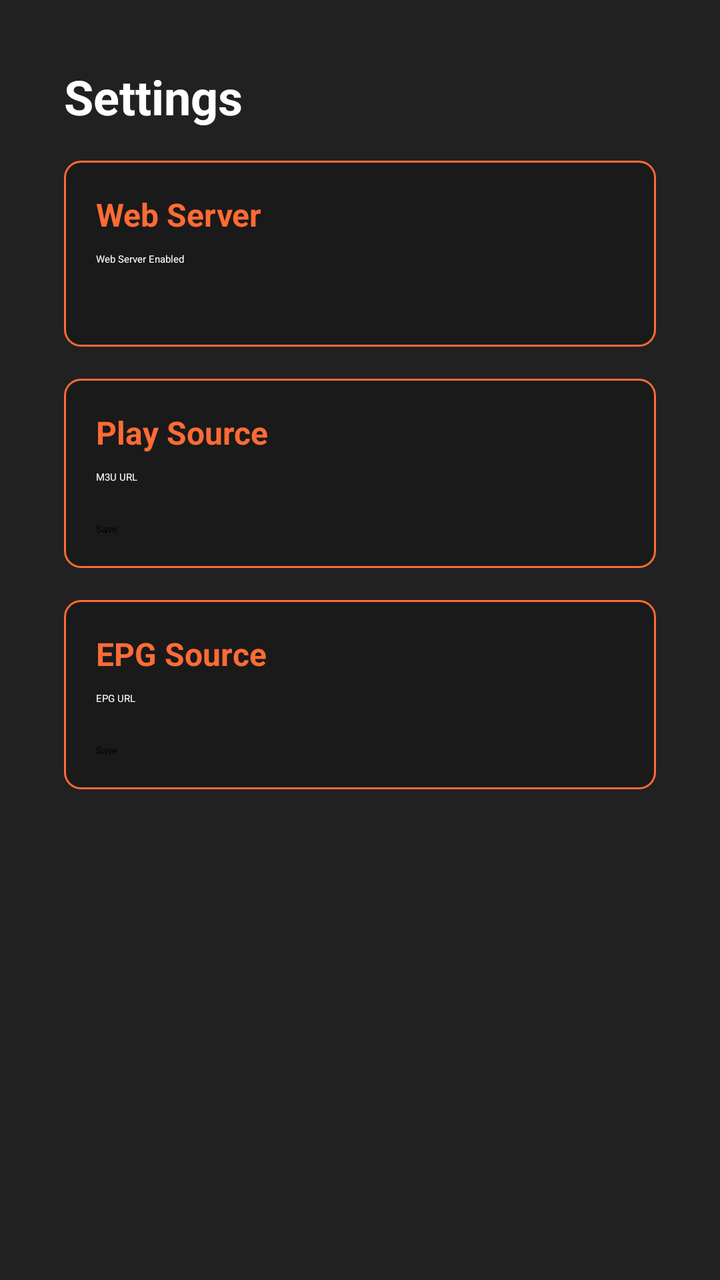
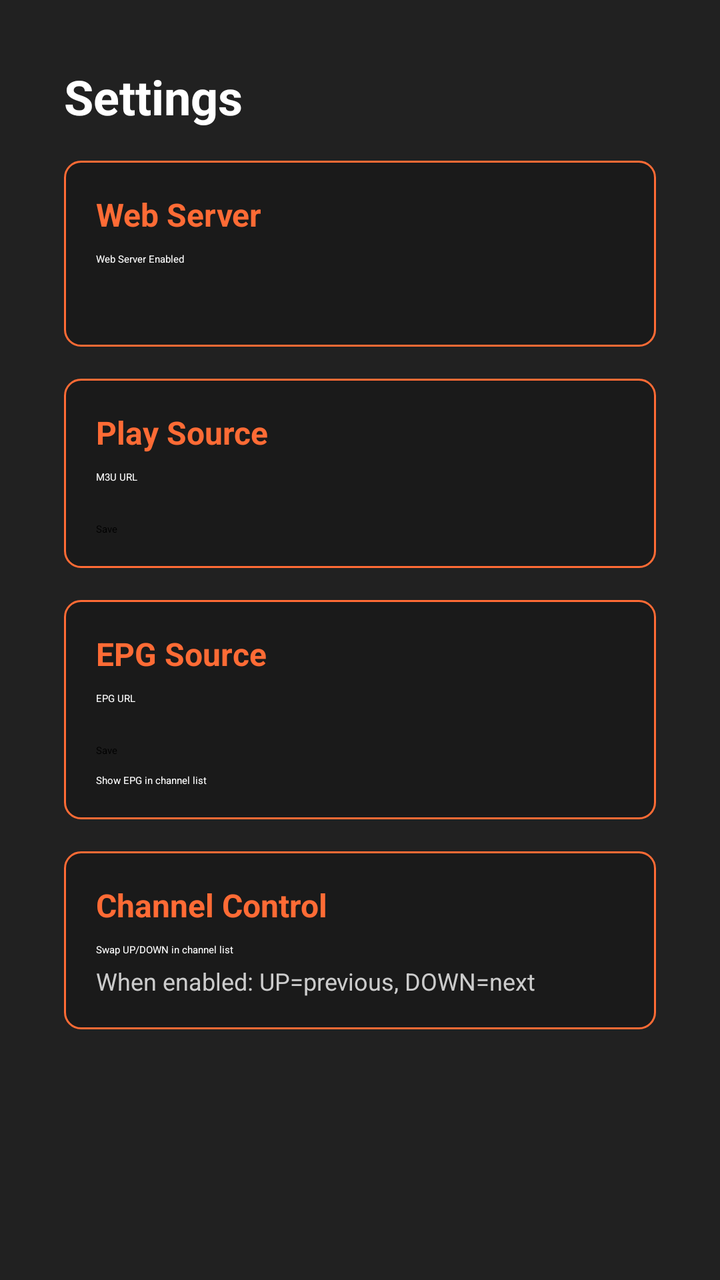

Compare the two renders of this Android layout. The source of the first and the diff that turns it into the second are given below.
<!-- AndroidManifest.xml: application theme AppTheme -->
<!-- res/layout/activity_settings.xml -->
<?xml version="1.0" encoding="utf-8"?>
<LinearLayout xmlns:android="http://schemas.android.com/apk/res/android"
    android:layout_width="match_parent"
    android:layout_height="match_parent"
    android:background="@color/colorPrimary"
    android:orientation="vertical"
    android:padding="32dp">

    <TextView
        android:layout_width="match_parent"
        android:layout_height="wrap_content"
        android:text="@string/settings"
        android:textColor="@color/text_primary"
        android:textSize="24sp"
        android:textStyle="bold"
        android:layout_marginBottom="16dp" />

    <ScrollView
        android:layout_width="match_parent"
        android:layout_height="match_parent">

        <LinearLayout
            android:layout_width="match_parent"
            android:layout_height="wrap_content"
            android:orientation="vertical"
            android:spacing="16dp">

            
            <LinearLayout
                android:layout_width="match_parent"
                android:layout_height="wrap_content"
                android:orientation="vertical"
                android:padding="16dp"
                android:background="@drawable/settings_section_bg">

                <TextView
                    android:layout_width="match_parent"
                    android:layout_height="wrap_content"
                    android:text="@string/web_server"
                    android:textColor="@color/colorAccent"
                    android:textSize="16sp"
                    android:textStyle="bold"
                    android:layout_marginBottom="8dp" />

                <CheckBox
                    android:id="@+id/web_server_toggle"
                    android:layout_width="match_parent"
                    android:layout_height="wrap_content"
                    android:text="@string/web_server_enabled"
                    android:textColor="@color/text_primary"
                    android:layout_marginBottom="8dp" />

                <TextView
                    android:id="@+id/web_server_address"
                    android:layout_width="match_parent"
                    android:layout_height="wrap_content"
                    android:textColor="@color/text_secondary"
                    android:textSize="12sp" />

            </LinearLayout>

            
            <LinearLayout
                android:layout_width="match_parent"
                android:layout_height="wrap_content"
                android:orientation="vertical"
                android:padding="16dp"
                android:layout_marginTop="16dp"
                android:background="@drawable/settings_section_bg">

                <TextView
                    android:layout_width="match_parent"
                    android:layout_height="wrap_content"
                    android:text="@string/play_source"
                    android:textColor="@color/colorAccent"
                    android:textSize="16sp"
                    android:textStyle="bold"
                    android:layout_marginBottom="8dp" />

                <TextView
                    android:layout_width="match_parent"
                    android:layout_height="wrap_content"
                    android:text="@string/m3u_url"
                    android:textColor="@color/text_primary"
                    android:layout_marginBottom="4dp" />

                <EditText
                    android:id="@+id/m3u_url_input"
                    android:layout_width="match_parent"
                    android:layout_height="wrap_content"
                    android:textColor="@color/text_primary"
                    android:textColorHint="@color/text_secondary"
                    android:inputType="textUri"
                    android:layout_marginBottom="8dp" />

                <Button
                    android:id="@+id/save_m3u_btn"
                    android:layout_width="wrap_content"
                    android:layout_height="wrap_content"
                    android:text="Save" />

            </LinearLayout>

            
            <LinearLayout
                android:layout_width="match_parent"
                android:layout_height="wrap_content"
                android:orientation="vertical"
                android:padding="16dp"
                android:layout_marginTop="16dp"
                android:background="@drawable/settings_section_bg">

                <TextView
                    android:layout_width="match_parent"
                    android:layout_height="wrap_content"
                    android:text="@string/epg_source"
                    android:textColor="@color/colorAccent"
                    android:textSize="16sp"
                    android:textStyle="bold"
                    android:layout_marginBottom="8dp" />

                <TextView
                    android:layout_width="match_parent"
                    android:layout_height="wrap_content"
                    android:text="@string/epg_url"
                    android:textColor="@color/text_primary"
                    android:layout_marginBottom="4dp" />

                <EditText
                    android:id="@+id/epg_url_input"
                    android:layout_width="match_parent"
                    android:layout_height="wrap_content"
                    android:textColor="@color/text_primary"
                    android:textColorHint="@color/text_secondary"
                    android:inputType="textUri"
                    android:layout_marginBottom="8dp" />

                <Button
                    android:id="@+id/save_epg_btn"
                    android:layout_width="wrap_content"
                    android:layout_height="wrap_content"
                    android:text="Save" />

            </LinearLayout>

        </LinearLayout>

    </ScrollView>

</LinearLayout>
<!-- resources referenced by this layout -->
<resources>
  <color name="colorAccent">#FF6B35</color>
  <color name="colorPrimary">#212121</color>
  <color name="text_primary">#FFFFFF</color>
  <color name="text_secondary">#CCCCCC</color>
  <!-- drawable settings_section_bg (drawable) -->
  <?xml version="1.0" encoding="utf-8"?>
  <shape xmlns:android="http://schemas.android.com/apk/res/android"
      android:shape="rectangle">
      <solid android:color="#1a1a1a" />
      <stroke
          android:width="1dp"
          android:color="@color/colorAccent" />
      <corners android:radius="8dp" />
  </shape>
  <string name="epg_source">EPG Source</string>
  <string name="epg_url">EPG URL</string>
  <string name="m3u_url">M3U URL</string>
  <string name="play_source">Play Source</string>
  <string name="settings">Settings</string>
  <string name="web_server">Web Server</string>
  <string name="web_server_enabled">Web Server Enabled</string>
  <style name="AppTheme" parent="Theme.Leanback">
          <item name="colorPrimary">@color/colorPrimary</item>
          <item name="colorPrimaryDark">@color/colorPrimaryDark</item>
          <item name="colorAccent">@color/colorAccent</item>
      </style>
  <color name="colorPrimaryDark">#000000</color>
</resources>

<!-- the commit's change to res/layout/activity_settings.xml (unified diff, before → after) -->
@@ -141,6 +141,49 @@
                     android:layout_height="wrap_content"
                     android:text="Save" />
 
+                <CheckBox
+                    android:id="@+id/epg_display_toggle"
+                    android:layout_width="match_parent"
+                    android:layout_height="wrap_content"
+                    android:text="Show EPG in channel list"
+                    android:textColor="@color/text_primary"
+                    android:layout_marginTop="8dp" />
+
+            </LinearLayout>
+
+            
+            <LinearLayout
+                android:layout_width="match_parent"
+                android:layout_height="wrap_content"
+                android:orientation="vertical"
+                android:padding="16dp"
+                android:layout_marginTop="16dp"
+                android:background="@drawable/settings_section_bg">
+
+                <TextView
+                    android:layout_width="match_parent"
+                    android:layout_height="wrap_content"
+                    android:text="Channel Control"
+                    android:textColor="@color/colorAccent"
+                    android:textSize="16sp"
+                    android:textStyle="bold"
+                    android:layout_marginBottom="8dp" />
+
+                <CheckBox
+                    android:id="@+id/channel_up_down_swap_toggle"
+                    android:layout_width="match_parent"
+                    android:layout_height="wrap_content"
+                    android:text="Swap UP/DOWN in channel list"
+                    android:textColor="@color/text_primary"
+                    android:layout_marginBottom="4dp" />
+
+                <TextView
+                    android:layout_width="match_parent"
+                    android:layout_height="wrap_content"
+                    android:text="When enabled: UP=previous, DOWN=next"
+                    android:textColor="@color/text_secondary"
+                    android:textSize="12sp" />
+
             </LinearLayout>
 
         </LinearLayout>
